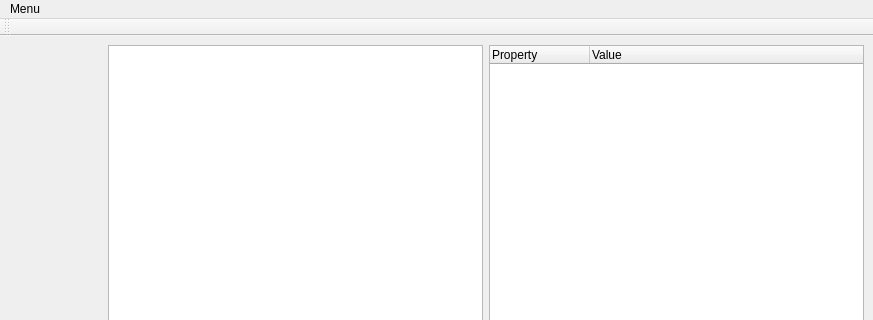
First picture: the form in UI/MainWindow.ui, repository ubuntunux/PyEngine3D, before the edit; both pictures show x 0 to 873 and y 0 to 320 of the 873 by 801 pixel window.
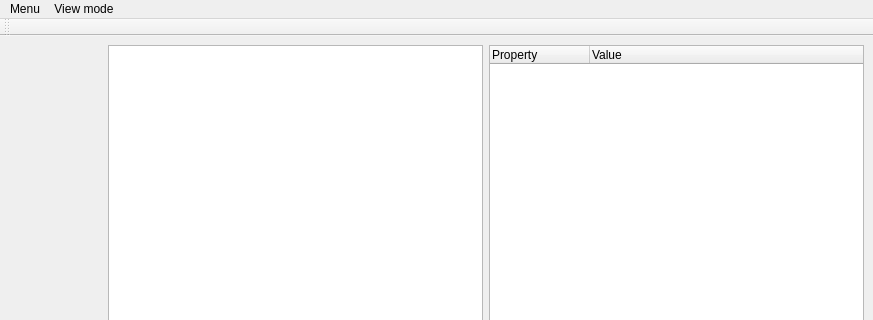
Second picture: the form after the edit.

The edit to the form file:
```diff
--- a/UI/MainWindow.ui
+++ b/UI/MainWindow.ui
@@ -102,7 +102,15 @@
     <addaction name="separator"/>
     <addaction name="actionExit"/>
    </widget>
+   <widget class="QMenu" name="menuViewmode">
+    <property name="title">
+     <string>View mode</string>
+    </property>
+    <addaction name="actionWireframe"/>
+    <addaction name="actionShading"/>
+   </widget>
    <addaction name="menuMainMenu"/>
+   <addaction name="menuViewmode"/>
   </widget>
   <widget class="QStatusBar" name="statusbar"/>
   <widget class="QToolBar" name="toolBar">
```
Left out of the diff: 36 changed lines with no effect on the pictures.
